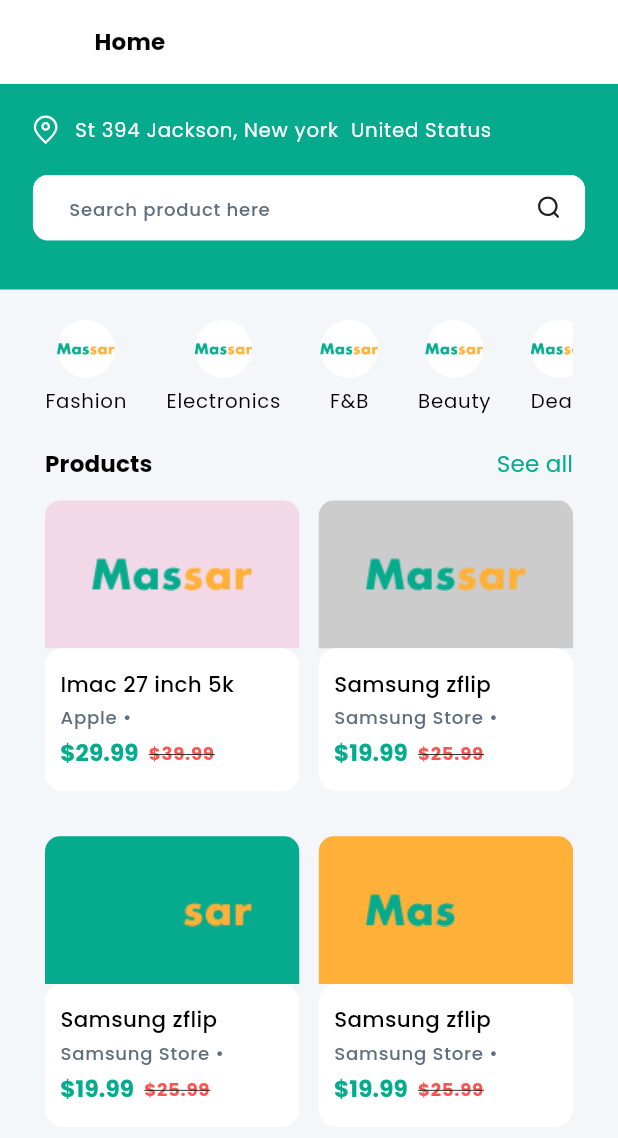
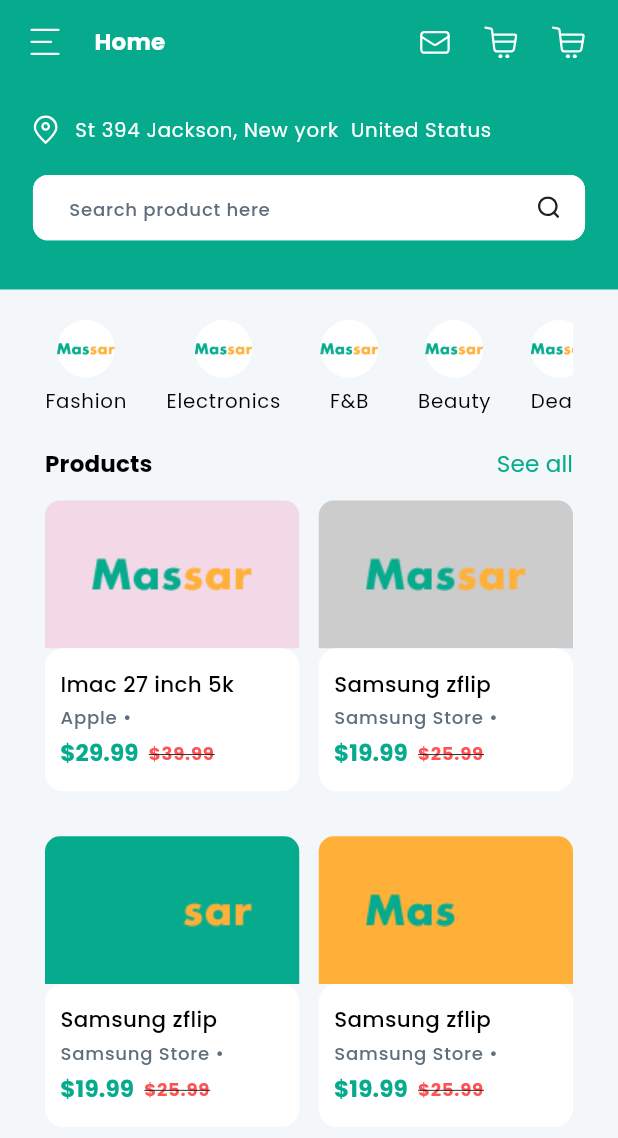
Before and after one commit to logicberry/shopping-app-mobile, a Flutter app: the HomePage screen opened by its route, on a phone screen of 412 x 824 dp. Shown: the top 1138 px of the screen. Run offline on Flutter 3.47's test engine with Material 3 defaults, Android fonts, the phone set to English and light mode, and no system bars; our stand-ins replace flutter_screenutil, flutter_svg, go_router.

Commit message:
chore: made appbar reusable

```diff
--- a/lib/router.dart
+++ b/lib/router.dart
@@ -1,5 +1,5 @@
 import 'package:go_router/go_router.dart';
-import 'package:shopapp/src/features/home/screens/products_screen.dart';
+import 'package:shopapp/src/features/home/screens/promotions_page.dart';
 
 import 'src/core/core.dart';
 import 'src/features/Authentication/register.dart';
@@ -10,7 +10,7 @@ class AppRouter {
     GoRoute(
       name: RouteConstants.signIn,
       path: '/',
-      builder: (context, state) => const ProductPage(),
+      builder: (context, state) => const PromotionsPage(),
     ),
     GoRoute(
       name: RouteConstants.signUp,
--- a/lib/src/components/appbar.dart
+++ b/lib/src/components/appbar.dart
@@ -1,19 +1,29 @@
 import 'package:flutter/material.dart';
 import 'package:flutter_svg/flutter_svg.dart';
+
 import '../core/core.dart';
+
+enum AppBarActionConfig {
+  none,
+  messageAndNotification,
+  allActions,
+}
 
 class SHAppBar extends StatelessWidget implements PreferredSizeWidget {
   final String? title;
-  final bool implyLeading, action, centerTitle;
+  final bool implyLeading, centerTitle;
   final void Function()? ontap;
-  final Color? background;
+  final Color? background, actionColor;
+  final AppBarActionConfig actionConfig;
   const SHAppBar({
     Key? key,
     this.title,
     this.centerTitle = false,
-    this.action = false,
     this.implyLeading = false,
-    this.ontap, this.background,
+    this.ontap,
+    this.background,
+    this.actionColor,
+    required this.actionConfig,
   }) : super(key: key);
 
   @override
@@ -34,28 +44,47 @@ class SHAppBar extends StatelessWidget implements PreferredSizeWidget {
       leading: implyLeading
           ? IconButton(
               onPressed: ontap ?? () => Navigator.pop(context),
-                icon: const Icon(Icons.arrow_back_ios,
-                    color: AppColors.primaryColor),
+              icon: const Icon(Icons.arrow_back, color: AppColors.black),
             )
           : Padding(
               padding: const EdgeInsets.only(left: 20.0),
               child: SvgPicture.asset(SvgPath.menu),
             ),
-        actions: action
-            ? [
-                GestureDetector(
+      actions: _buildActions(context),
+    );
+  }
+
+  List<Widget>? _buildActions(BuildContext context) {
+    switch (actionConfig) {
+      case AppBarActionConfig.none:
+        return null;
+      case AppBarActionConfig.messageAndNotification:
+        return [
+          _buildActionIcon(SvgPath.message),
+          Space.width(20),
+          _buildActionIcon(SvgPath.cart),
+          Space.width(20),
+        ];
+      case AppBarActionConfig.allActions:
+        return [
+          _buildActionIcon(SvgPath.message),
+          Space.width(20),
+          _buildActionIcon(SvgPath.cart),
+          Space.width(20),
+          _buildActionIcon(SvgPath.cart),
+          Space.width(20),
+        ];
+    }
+  }
+
+  Widget _buildActionIcon(String svgPath) {
+    return GestureDetector(
       onTap: () {},
       child: SvgPicture.asset(
-                      SvgPath.message,
-                    )),
-                Space.width(20),
-                GestureDetector(
-                    onTap: () {}, child: SvgPicture.asset(SvgPath.cart)),
-                Space.width(20),
-                GestureDetector(
-                    onTap: () {}, child: SvgPicture.asset(SvgPath.cart)),
-                Space.width(20),
-              ]
-            : null);
+        svgPath,
+        // ignore: deprecated_member_use
+        color: actionColor,
+      ),
+    );
   }
 }
--- a/lib/src/features/home/home.dart
+++ b/lib/src/features/home/home.dart
@@ -31,7 +31,8 @@ class _HomePageState extends State<HomePage> {
         backgroundColor: AppColors.ash,
         appBar: const SHAppBar(
           title: 'Home',
-          action: true,
+          actionConfig: AppBarActionConfig.allActions,
+          background: AppColors.primaryColor,
         ),
         body: SingleChildScrollView(
           child: Column(
--- a/lib/src/features/home/screens/products_screen.dart
+++ b/lib/src/features/home/screens/products_screen.dart
@@ -16,7 +16,7 @@ class ProductPage extends StatelessWidget {
         appBar: const SHAppBar(
           background: AppColors.primaryColor,
           title: 'All Products',
-          action: true,
+          actionConfig: AppBarActionConfig.allActions,
         ),
         body: Padding(
           padding: EdgeInsets.all(25.0.h),
```
Also changed, not shown: lib/src/features/home/screens/promotions_page.dart (added, +29 -0 lines), lib/src/features/home/widgets/promotion_card.dart (added, +14 -0 lines). Lines whose indentation alone changed are shown as unchanged.
